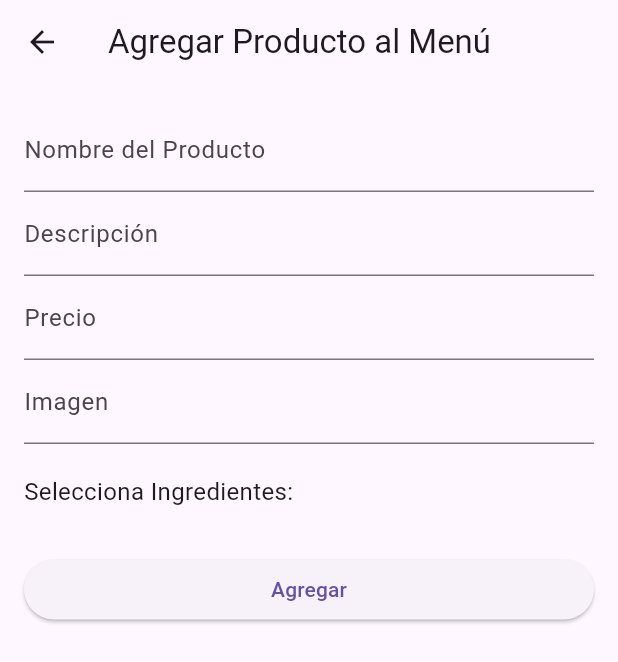
After one commit to JuanManuelB001/FlutterResyApp, a Flutter app: the GestionMenuScreen screen opened by its route, after a tap on "Agregar Producto al Menú", on a phone screen of 412 x 824 dp. The commit adds this screen. Shown: the top 662 px of the screen. Run offline on Flutter 3.47's test engine with Material 3 defaults, Android fonts, the phone set to English and light mode, and no system bars; network calls fail.

Commit message:
IMplementacion daily-3

```diff
--- /dev/null
+++ b/lib/pantallas/agregar_menu_screen.dart
@@ -0,0 +1,166 @@
+import 'dart:convert';
+import 'package:flutter/material.dart';
+import 'package:http/http.dart' as http;
+
+class AgregarMenuScreen extends StatefulWidget {
+  const AgregarMenuScreen({Key? key}) : super(key: key);
+
+  @override
+  State<AgregarMenuScreen> createState() => _AgregarMenuState();
+}
+
+class Ingrediente {
+  final int id;
+  final String nombre;
+
+  Ingrediente({required this.id, required this.nombre});
+  factory Ingrediente.fromJson(Map<String, dynamic> json) {
+    return Ingrediente(id: json['id'], nombre: json['nombre']);
+  }
+}
+
+class _AgregarMenuState extends State<AgregarMenuScreen> {
+  final _nombreController = TextEditingController();
+  final _descripcionController = TextEditingController();
+  final _imagenController = TextEditingController();
+  final _precioController = TextEditingController();
+
+  List<Ingrediente> _ingredientesDisponibles = [];
+  List<int> _ingredientesSeleccionados = [];
+
+  @override
+  void initState() {
+    super.initState();
+    _cargarIngredientes();
+  }
+
+  Future<void> _cargarIngredientes() async {
+    final url = Uri.parse('https://resyapp-m4ap.onrender.com/ingredientes/');
+    try {
+      final response = await http.get(url);
+      if (response.statusCode == 200) {
+        final List<dynamic> data = jsonDecode(response.body);
+        setState(() {
+          _ingredientesDisponibles =
+              data.map((e) => Ingrediente.fromJson(e)).toList();
+        });
+      } else {
+        print('Error al cargar ingredientes: ${response.statusCode}');
+      }
+    } catch (e) {
+      print('Error al conectar con la API: $e');
+    }
+  }
+
+  Future<void> _agregarProductoMenu() async {
+    final nombre = _nombreController.text;
+    final descripcion = _descripcionController.text;
+    final precio = double.tryParse(_precioController.text);
+    final imagen = _imagenController.text;
+
+    if (nombre.isEmpty || descripcion.isEmpty || precio == null) {
+      ScaffoldMessenger.of(context).showSnackBar(
+        const SnackBar(content: Text('Por favor completa todos los campos')),
+      );
+      return;
+    }
+
+    final producto = {
+      "nombre": nombre,
+      "descripcion": descripcion,
+      "precio": precio,
+      "imagen": imagen,
+      "ingredientesIds": _ingredientesSeleccionados,
+    };
+
+    final url = Uri.parse('https://resyapp-m4ap.onrender.com/productos/');
+
+    try {
+      final response = await http.post(
+        url,
+        headers: {'Content-Type': 'application/json'},
+        body: jsonEncode(producto),
+      );
+      if (response.statusCode == 201 || response.statusCode == 200) {
+        ScaffoldMessenger.of(context).showSnackBar(
+          const SnackBar(content: Text('Producto agregado exitosamente')),
+        );
+      } else {
+        print('Error: ${response.statusCode}');
+        ScaffoldMessenger.of(context).showSnackBar(
+          SnackBar(content: Text('Error al agregar: ${response.statusCode}')),
+        );
+      }
+    } catch (e) {
+      print('Error en la petición: $e');
+      ScaffoldMessenger.of(
+        context,
+      ).showSnackBar(const SnackBar(content: Text('Error de conexión')));
+    }
+  }
+
+  @override
+  Widget build(BuildContext context) {
+    return Scaffold(
+      appBar: AppBar(title: const Text('Agregar Producto al Menú')),
+      body: Padding(
+        padding: const EdgeInsets.all(16.0),
+        child: ListView(
+          children: [
+            TextField(
+              controller: _nombreController,
+              decoration: const InputDecoration(
+                labelText: 'Nombre del Producto',
+              ),
+            ),
+            TextField(
+              controller: _descripcionController,
+              decoration: const InputDecoration(labelText: 'Descripción'),
+            ),
+            TextField(
+              controller: _precioController,
+              decoration: const InputDecoration(labelText: 'Precio'),
+              keyboardType: TextInputType.number,
+            ),
+            TextField(
+              controller: _imagenController,
+              decoration: const InputDecoration(labelText: 'Imagen'),
+            ),
+            const SizedBox(height: 20),
+            const Text(
+              'Selecciona Ingredientes:',
+              style: TextStyle(fontSize: 16),
+            ),
+            Wrap(
+              spacing: 5,
+              children:
+                  _ingredientesDisponibles.map((ingrediente) {
+                    final isSelected = _ingredientesSeleccionados.contains(
+                      ingrediente.id,
+                    );
+                    return FilterChip(
+                      label: Text(ingrediente.nombre),
+                      selected: isSelected,
+                      onSelected: (bool selected) {
+                        setState(() {
+                          if (selected) {
+                            _ingredientesSeleccionados.add(ingrediente.id);
+                          } else {
+                            _ingredientesSeleccionados.remove(ingrediente.id);
+                          }
+                        });
+                      },
+                    );
+                  }).toList(),
+            ),
+            const SizedBox(height: 30),
+            ElevatedButton(
+              onPressed: _agregarProductoMenu,
+              child: const Text('Agregar'),
+            ),
+          ],
+        ),
+      ),
+    );
+  }
+}
--- /dev/null
+++ b/lib/pantallas/gestion_menu_screen.dart
@@ -0,0 +1,54 @@
+import 'package:flutter/material.dart';
+
+class GestionMenuScreen extends StatelessWidget {
+  const GestionMenuScreen({super.key});
+
+  @override
+  Widget build(BuildContext context) {
+    return Scaffold(
+      appBar: AppBar(title: const Text('Gestión de Menú')),
+      body: Center(
+        child: Padding(
+          padding: const EdgeInsets.all(
+            20.0,
+          ), // Agrega algo de padding alrededor
+          child: Column(
+            mainAxisAlignment: MainAxisAlignment.center,
+            children: [
+              ElevatedButton(
+                onPressed: () {
+                  Navigator.pushNamed(context, '/agregar_menu');
+                },
+                child: const Text('Agregar Producto al Menú'),
+              ),
+              const SizedBox(height: 16), // Espacio entre botones
+
+              ElevatedButton(
+                onPressed: () {
+                  Navigator.pushNamed(context, '/consultar_menu');
+                },
+                child: const Text('Consultar Menú'),
+              ),
+              const SizedBox(height: 16),
+
+              ElevatedButton(
+                onPressed: () {
+                  Navigator.pushNamed(context, '/modificar_menu');
+                },
+                child: const Text('Modificar Producto del Menú'),
+              ),
+              const SizedBox(height: 16),
+
+              ElevatedButton(
+                onPressed: () {
+                  Navigator.pushNamed(context, '/eliminar_menu');
+                },
+                child: const Text('Eliminar Producto del Menú'),
+              ),
+            ],
+          ),
+        ),
+      ),
+    );
+  }
+}
--- a/lib/pantallas/menu_screen.dart
+++ b/lib/pantallas/menu_screen.dart
@@ -30,6 +30,12 @@ class MenuScreen extends StatelessWidget {
               },
             ),
             ListTile(
+              title: const Text("Menú"),
+              onTap: () {
+                Navigator.pushNamed(context, "/gestion_menu");
+              },
+            ),
+            ListTile(
               title: const Text('Gestión de usuarios'),
               onTap: () {
                 Navigator.pushNamed(context, '/gestion');
```
Also changed, not shown: lib/main.dart (+12 -0 lines), lib/pantallas/consultar_menu_screen.dart (added, +80 -0 lines), lib/pantallas/eliminar_menu_screen.dart (added, +95 -0 lines), lib/pantallas/modificar_menu_screen.dart (added, +77 -0 lines).
